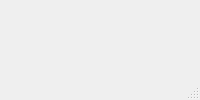
Above: qt_gui/MainWindow.ui from Manoj72-dev/ids before the change. Below: the same form after it.
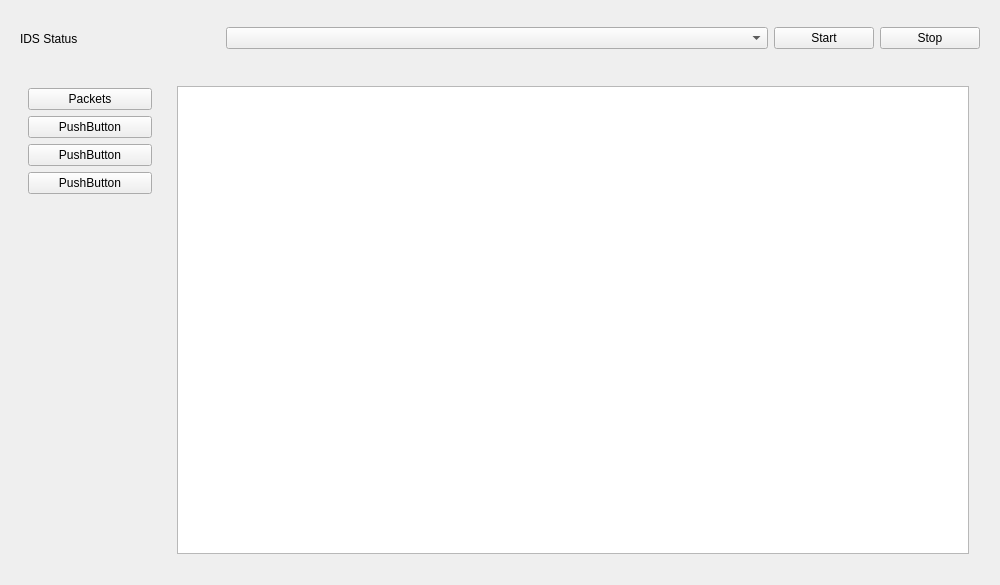
That is the form after the change.

Diff of the .ui file:
```diff
--- a/qt_gui/MainWindow.ui
+++ b/qt_gui/MainWindow.ui
@@ -3,13 +3,238 @@
  <class>MainWindow</class>
 
  <widget class="QMainWindow" name="MainWindow">
+  <property name="geometry">
+   <rect>
+    <x>0</x>
+    <y>0</y>
+    <width>1000</width>
+    <height>585</height>
+   </rect>
+  </property>
+  <property name="minimumSize">
+   <size>
+    <width>1000</width>
+    <height>500</height>
+   </size>
+  </property>
+  <property name="maximumSize">
+   <size>
+    <width>1000</width>
+    <height>585</height>
+   </size>
+  </property>
   <property name="windowTitle">
    <string>IDS Monitor</string>
   </property>
-
-  <widget class="QWidget" name="centralwidget"/>
-
-  <widget class="QStatusBar" name="statusbar"/>
+  <property name="styleSheet">
+   <string notr="true"/>
+  </property>
+  <widget class="QWidget" name="centralwidget">
+   <property name="styleSheet">
+    <string notr="true"/>
+   </property>
+   <layout class="QVBoxLayout" name="verticalLayout">
+    <property name="spacing">
+     <number>0</number>
+    </property>
+    <property name="leftMargin">
+     <number>11</number>
+    </property>
+    <property name="topMargin">
+     <number>11</number>
+    </property>
+    <property name="rightMargin">
+     <number>11</number>
+    </property>
+    <property name="bottomMargin">
+     <number>11</number>
+    </property>
+    <item>
+     <widget class="QWidget" name="topbar" native="true">
+      <property name="minimumSize">
+       <size>
+        <width>0</width>
+        <height>55</height>
+       </size>
+      </property>
+      <property name="maximumSize">
+       <size>
+        <width>16777215</width>
+        <height>55</height>
+       </size>
+      </property>
+      <property name="styleSheet">
+       <string notr="true"/>
+      </property>
+      <layout class="QHBoxLayout" name="horizontalLayout">
+       <item>
+        <widget class="QLabel" name="labelStatus">
+         <property name="maximumSize">
+          <size>
+           <width>200</width>
+           <height>16777215</height>
+          </size>
+         </property>
+         <property name="text">
+          <string>IDS Status</string>
+         </property>
+        </widget>
+       </item>
+       <item>
+        <widget class="QComboBox" name="comboInterface"/>
+       </item>
+       <item>
+        <widget class="QPushButton" name="btnStop">
+         <property name="maximumSize">
+          <size>
+           <width>100</width>
+           <height>16777215</height>
+          </size>
+         </property>
+         <property name="layoutDirection">
+          <enum>Qt::LayoutDirection::RightToLeft</enum>
+         </property>
+         <property name="text">
+          <string>Start</string>
+         </property>
+        </widget>
+       </item>
+       <item>
+        <widget class="QPushButton" name="btnStart">
+         <property name="minimumSize">
+          <size>
+           <width>0</width>
+           <height>0</height>
+          </size>
+         </property>
+         <property name="maximumSize">
+          <size>
+           <width>100</width>
+           <height>16777215</height>
+          </size>
+         </property>
+         <property name="layoutDirection">
+          <enum>Qt::LayoutDirection::RightToLeft</enum>
+         </property>
+         <property name="text">
+          <string>Stop</string>
+         </property>
+        </widget>
+       </item>
+      </layout>
+     </widget>
+    </item>
+    <item>
+     <widget class="QWidget" name="MainBody" native="true">
+      <property name="styleSheet">
+       <string notr="true"/>
+      </property>
+      <layout class="QHBoxLayout" name="horizontalLayout_2">
+       <property name="spacing">
+        <number>7</number>
+       </property>
+       <property name="leftMargin">
+        <number>0</number>
+       </property>
+       <property name="topMargin">
+        <number>11</number>
+       </property>
+       <property name="rightMargin">
+        <number>11</number>
+       </property>
+       <property name="bottomMargin">
+        <number>11</number>
+       </property>
+       <item>
+        <widget class="QWidget" name="sidebar" native="true">
+         <property name="minimumSize">
+          <size>
+           <width>150</width>
+           <height>508</height>
+          </size>
+         </property>
+         <property name="maximumSize">
+          <size>
+           <width>150</width>
+           <height>16777215</height>
+          </size>
+         </property>
+         <property name="focusPolicy">
+          <enum>Qt::FocusPolicy::NoFocus</enum>
+         </property>
+         <property name="styleSheet">
+          <string notr="true"/>
+         </property>
+         <layout class="QFormLayout" name="formLayout">
+          <property name="leftMargin">
+           <number>11</number>
+          </property>
+          <property name="topMargin">
+           <number>11</number>
+          </property>
+          <property name="bottomMargin">
+           <number>11</number>
+          </property>
+          <item row="0" column="1">
+           <widget class="QPushButton" name="btnPacket">
+            <property name="text">
+             <string>Packets</string>
+            </property>
+           </widget>
+          </item>
+          <item row="1" column="1">
+           <widget class="QPushButton" name="pushButton_2">
+            <property name="text">
+             <string>PushButton</string>
+            </property>
+           </widget>
+          </item>
+          <item row="2" column="1">
+           <widget class="QPushButton" name="pushButton_4">
+            <property name="text">
+             <string>PushButton</string>
+            </property>
+           </widget>
+          </item>
+          <item row="3" column="1">
+           <widget class="QPushButton" name="pushButton_3">
+            <property name="text">
+             <string>PushButton</string>
+            </property>
+           </widget>
+          </item>
+         </layout>
+        </widget>
+       </item>
+       <item>
+        <widget class="QStackedWidget" name="infoWidget">
+         <property name="styleSheet">
+          <string notr="true"/>
+         </property>
+         <property name="currentIndex">
+          <number>4</number>
+         </property>
+         <widget class="QWidget" name="widget"/>
+         <widget class="QWidget" name="page_5"/>
+         <widget class="QWidget" name="page_6"/>
+         <widget class="QWidget" name="page_7"/>
+         <widget class="QWidget" name="PacketsPage">
+          <property name="styleSheet">
+           <string notr="true"/>
+          </property>
+          <layout class="QVBoxLayout" name="verticalLayout_3">
+           <item>
+            <widget class="QTableWidget" name="tableWidget"/>
+           </item>
+          </layout>
+         </widget>
+        </widget>
+       </item>
+      </layout>
+     </widget>
+    </item>
+   </layout>
+  </widget>
  </widget>
 
  <resources/>
```
Left out of the diff: 4 changed lines with no effect on the pictures.
